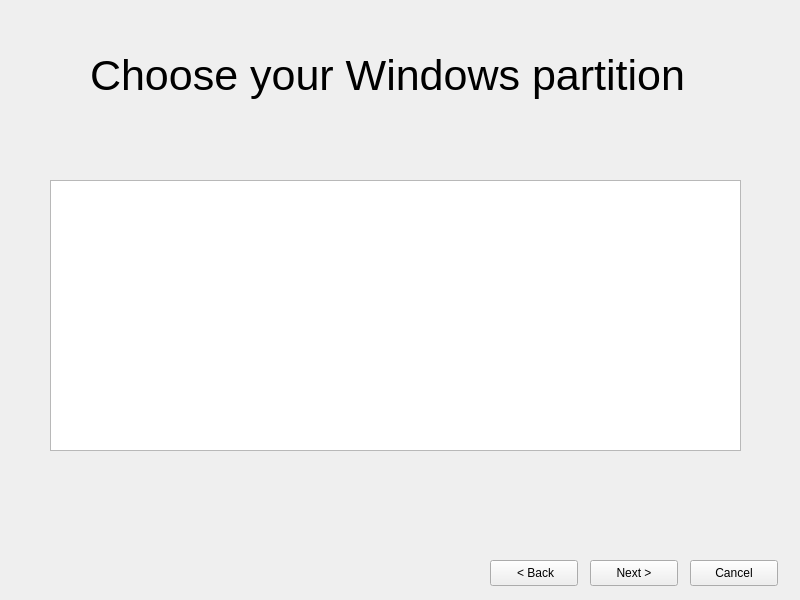
This is pages/mainwindow.ui in AnhHuy13/MigrationAssistant as Qt 5 draws it before an edit. The edited form follows.
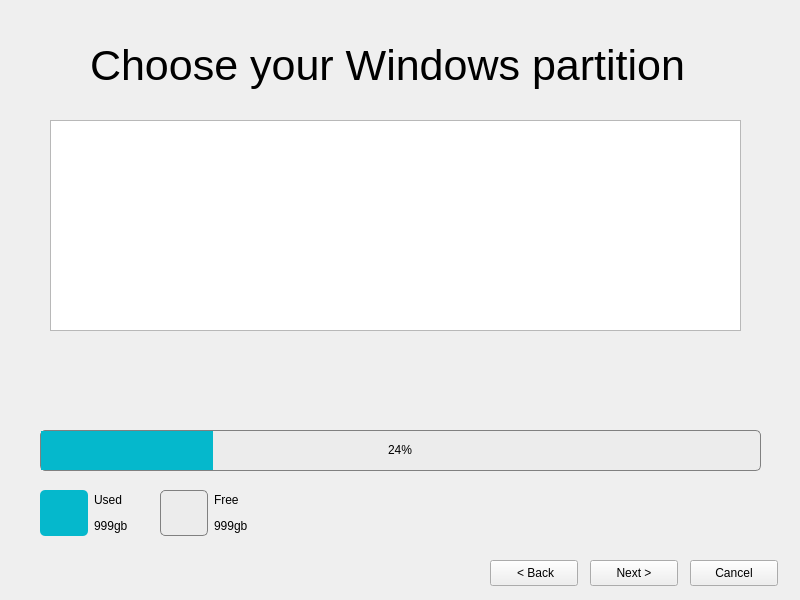
This is the edited form. The open tabs and pages were chosen to show the change.

```diff
--- a/pages/mainwindow.ui
+++ b/pages/mainwindow.ui
@@ -18,7 +18,7 @@
     <property name="geometry">
      <rect>
       <x>0</x>
-      <y>0</y>
+      <y>-10</y>
       <width>791</width>
       <height>551</height>
      </rect>
@@ -100,12 +100,135 @@
       <property name="geometry">
        <rect>
         <x>50</x>
-        <y>180</y>
+        <y>130</y>
         <width>691</width>
-        <height>271</height>
+        <height>211</height>
        </rect>
       </property>
      </widget>
+     <widget class="QProgressBar" name="progressBar">
+      <property name="geometry">
+       <rect>
+        <x>40</x>
+        <y>440</y>
+        <width>721</width>
+        <height>41</height>
+       </rect>
+      </property>
+      <property name="styleSheet">
+       <string notr="true">QProgressBar {
+    border: 1px solid grey;
+    border-radius: 5px;
+    text-align: center;
+    background-color: #ECECEC;
+    color: black;
+    height: 20px;
+}
+
+QProgressBar::chunk {
+    background-color: #05B8CC;
+}</string>
+      </property>
+      <property name="value">
+       <number>24</number>
+      </property>
+     </widget>
+     <widget class="QWidget" name="layoutWidget">
+      <property name="geometry">
+       <rect>
+        <x>160</x>
+        <y>500</y>
+        <width>101</width>
+        <height>46</height>
+       </rect>
+      </property>
+      <layout class="QHBoxLayout" name="horizontalLayout_2">
+       <item>
+        <widget class="QLabel" name="box1_2">
+         <property name="styleSheet">
+          <string notr="true">background-color: #ECECEC;
+border-radius: 5px;
+border: 1px solid gray</string>
+         </property>
+         <property name="text">
+          <string/>
+         </property>
+        </widget>
+       </item>
+       <item>
+        <layout class="QVBoxLayout" name="verticalLayout_4">
+         <item>
+          <widget class="QLabel" name="label_3">
+           <property name="text">
+            <string>Free</string>
+           </property>
+          </widget>
+         </item>
+         <item>
+          <widget class="QLabel" name="freeLabel">
+           <property name="text">
+            <string>999gb</string>
+           </property>
+          </widget>
+         </item>
+        </layout>
+       </item>
+      </layout>
+     </widget>
+     <widget class="QWidget" name="">
+      <property name="geometry">
+       <rect>
+        <x>40</x>
+        <y>500</y>
+        <width>101</width>
+        <height>46</height>
+       </rect>
+      </property>
+      <layout class="QHBoxLayout" name="horizontalLayout">
+       <item>
+        <widget class="QLabel" name="box1">
+         <property name="styleSheet">
+          <string notr="true">background-color: rgb(5, 184, 204);
+border-radius: 5px;</string>
+         </property>
+         <property name="text">
+          <string/>
+         </property>
+        </widget>
+       </item>
+       <item>
+        <layout class="QVBoxLayout" name="verticalLayout_3">
+         <item>
+          <widget class="QLabel" name="label_2">
+           <property name="text">
+            <string>Used</string>
+           </property>
+          </widget>
+         </item>
+         <item>
+          <widget class="QLabel" name="usableLabel">
+           <property name="text">
+            <string>999gb</string>
+           </property>
+          </widget>
+         </item>
+        </layout>
+       </item>
+      </layout>
+     </widget>
+     <zorder>title2</zorder>
+     <zorder>listView</zorder>
+     <zorder>labelOS</zorder>
+     <zorder>labelType</zorder>
+     <zorder>labelStorage</zorder>
+     <zorder>labelUsable</zorder>
+     <zorder>label</zorder>
+     <zorder>labelMountpoint</zorder>
+     <zorder>progressBar</zorder>
+     <zorder>box1</zorder>
+     <zorder>label_2</zorder>
+     <zorder>usableLabel</zorder>
+     <zorder>layoutWidget</zorder>
     </widget>
    </widget>
    <widget class="QPushButton" name="cancelBtn">
```
Left out of the diff: 13 changed lines with no effect on the pictures.
